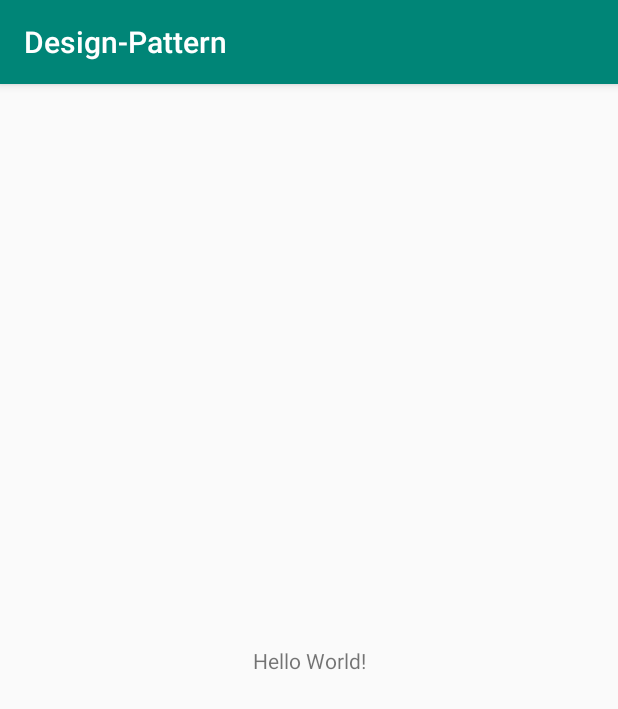
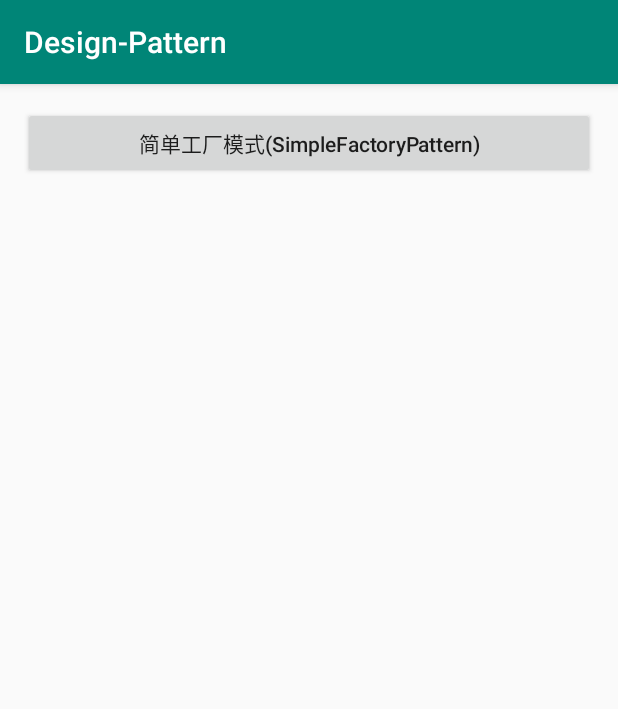
Before and after one commit to BroganGrow/AndroidNotes, an Android app: the screen it shows after launch (MainActivity), on a phone screen of 412 x 824 dp. Shown: the top 709 px of the screen. Run offline under Robolectric (Android 15) with nearby library versions, the phone set to English and light mode, and no system bars.

Commit message:
添加简单工厂模式

```diff
--- a/Design-Pattern/app/src/main/AndroidManifest.xml
+++ b/Design-Pattern/app/src/main/AndroidManifest.xml
@@ -1,5 +1,6 @@
 <?xml version="1.0" encoding="utf-8"?>
 <manifest xmlns:android="http://schemas.android.com/apk/res/android"
+    xmlns:tools="http://schemas.android.com/tools"
     package="com.brainbg.designpattern">
 
     <application
@@ -8,7 +9,8 @@
         android:label="@string/app_name"
         android:roundIcon="@mipmap/ic_launcher_round"
         android:supportsRtl="true"
-        android:theme="@style/AppTheme">
+        android:theme="@style/AppTheme"
+        tools:ignore="AllowBackup,GoogleAppIndexingWarning">
         <activity android:name=".MainActivity">
             <intent-filter>
                 <action android:name="android.intent.action.MAIN" />
@@ -16,6 +18,7 @@
                 <category android:name="android.intent.category.LAUNCHER" />
             </intent-filter>
         </activity>
+        <activity android:name=".simpleFactory.SimpleFactoryActivity" />
     </application>
 
 </manifest>
--- a/Design-Pattern/app/src/main/java/com/brainbg/designpattern/MainActivity.java
+++ b/Design-Pattern/app/src/main/java/com/brainbg/designpattern/MainActivity.java
@@ -1,13 +1,30 @@
 package com.brainbg.designpattern;
 
+import android.content.Context;
+import android.content.Intent;
 import android.support.v7.app.AppCompatActivity;
 import android.os.Bundle;
+import android.view.View;
 
-public class MainActivity extends AppCompatActivity {
+import com.brainbg.designpattern.simpleFactory.SimpleFactoryActivity;
+
+public class MainActivity extends AppCompatActivity implements View.OnClickListener {
+    Context mContext;
 
     @Override
     protected void onCreate(Bundle savedInstanceState) {
         super.onCreate(savedInstanceState);
         setContentView(R.layout.activity_main);
+        mContext = this;
+        findViewById(R.id.btn_simple_factory).setOnClickListener(this);
+    }
+
+    @Override
+    public void onClick(View v) {
+        switch (v.getId()) {
+            case R.id.btn_simple_factory:
+                startActivity(new Intent(mContext, SimpleFactoryActivity.class));
+                break;
+        }
     }
 }
--- a/Design-Pattern/app/src/main/java/com/brainbg/designpattern/Singleton/StaticSingleton.java
+++ b/Design-Pattern/app/src/main/java/com/brainbg/designpattern/Singleton/StaticSingleton.java
@@ -19,4 +19,5 @@ public class StaticSingleton {
     public static StaticSingleton getInstance() {
         return SingletonHolder.instance;
     }
+
 }
--- a/Design-Pattern/app/src/main/res/layout/activity_main.xml
+++ b/Design-Pattern/app/src/main/res/layout/activity_main.xml
@@ -1,18 +1,24 @@
 <?xml version="1.0" encoding="utf-8"?>
-<android.support.constraint.ConstraintLayout xmlns:android="http://schemas.android.com/apk/res/android"
-    xmlns:app="http://schemas.android.com/apk/res-auto"
+<ScrollView xmlns:android="http://schemas.android.com/apk/res/android"
     xmlns:tools="http://schemas.android.com/tools"
     android:layout_width="match_parent"
     android:layout_height="match_parent"
     tools:context=".MainActivity">
 
-    <TextView
-        android:layout_width="wrap_content"
+    <LinearLayout
+        android:layout_width="match_parent"
         android:layout_height="wrap_content"
-        android:text="Hello World!"
-        app:layout_constraintBottom_toBottomOf="parent"
-        app:layout_constraintLeft_toLeftOf="parent"
-        app:layout_constraintRight_toRightOf="parent"
-        app:layout_constraintTop_toTopOf="parent" />
+        android:orientation="vertical">
 
-</android.support.constraint.ConstraintLayout>
+        <Button
+            android:id="@+id/btn_simple_factory"
+            android:layout_width="match_parent"
+            android:layout_height="wrap_content"
+            android:layout_marginLeft="15dp"
+            android:layout_marginTop="15dp"
+            android:layout_marginRight="15dp"
+            android:text="@string/SimpleFactoryPattern"
+            android:textAllCaps="false" />
+    </LinearLayout>
+
+</ScrollView>
--- a/Design-Pattern/app/src/main/res/values/strings.xml
+++ b/Design-Pattern/app/src/main/res/values/strings.xml
@@ -1,3 +1,4 @@
 <resources>
     <string name="app_name">Design-Pattern</string>
+    <string name="SimpleFactoryPattern">简单工厂模式(SimpleFactoryPattern)</string>
 </resources>
```
Also changed, not shown: Design-Pattern/app/src/main/java/com/brainbg/designpattern/simpleFactory/AndroidDataLine.java (added, +16 -0 lines), Design-Pattern/app/src/main/java/com/brainbg/designpattern/simpleFactory/AppleDataLine.java (added, +16 -0 lines), Design-Pattern/app/src/main/java/com/brainbg/designpattern/simpleFactory/DataLine.java (added, +13 -0 lines), Design-Pattern/app/src/main/java/com/brainbg/designpattern/simpleFactory/DataLineFactory.java (added, +26 -0 lines), Design-Pattern/app/src/main/java/com/brainbg/designpattern/simpleFactory/SimpleFactoryActivity.java (added, +58 -0 lines), Design-Pattern/app/src/main/res/layout/activity_simple_factory.xml (added, +53 -0 lines).
